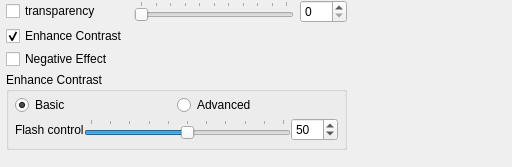
This is src/gui/forms/toolbar_rendertransparencygroup.ui in open-scan-crew/OpenScanTools as Qt 5 draws it before an edit. The edited form follows.
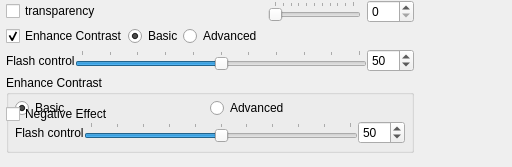
This is the edited form.

Commit message:
Adjust flash control layout (#101) - UI improvement
Changing the UI layout to optimize the position of radio buttons and slider.

```diff
--- a/src/gui/forms/toolbar_rendertransparencygroup.ui
+++ b/src/gui/forms/toolbar_rendertransparencygroup.ui
@@ -136,7 +136,7 @@
      </property>
     </spacer>
    </item>
-   <item row="2" column="0">
+   <item row="3" column="0">
     <widget class="QCheckBox" name="checkBox_negativeEffect">
      <property name="text">
       <string>Negative Effect</string>
@@ -167,14 +167,81 @@
     </widget>
    </item>
    <item row="1" column="0">
-    <widget class="QCheckBox" name="checkBox_enhanceContrast">
-     <property name="text">
-      <string>Enhance Contrast</string>
-     </property>
-     <property name="checked">
-      <bool>true</bool>
-     </property>
-    </widget>
+    <layout class="QHBoxLayout" name="horizontalLayoutEnhance">
+     <item>
+      <widget class="QCheckBox" name="checkBox_enhanceContrast">
+       <property name="text">
+        <string>Enhance Contrast</string>
+       </property>
+       <property name="checked">
+        <bool>true</bool>
+       </property>
+      </widget>
+     </item>
+     <item>
+      <widget class="QRadioButton" name="basicEnhanceContrastRadioButton">
+       <property name="text">
+        <string>Basic</string>
+       </property>
+       <property name="checked">
+        <bool>true</bool>
+       </property>
+      </widget>
+     </item>
+     <item>
+      <widget class="QRadioButton" name="advEnhanceContrastRadioButton">
+       <property name="text">
+        <string>Advanced</string>
+       </property>
+      </widget>
+     </item>
+    </layout>
+   </item>
+   <item row="2" column="0" colspan="3">
+    <layout class="QHBoxLayout" name="horizontalLayoutFlashControl">
+     <item>
+      <widget class="QLabel" name="label_flashControl">
+       <property name="text">
+        <string>Flash control</string>
+       </property>
+      </widget>
+     </item>
+     <item>
+      <widget class="QSlider" name="slider_flashControl">
+       <property name="minimum">
+        <number>0</number>
+       </property>
+       <property name="maximum">
+        <number>100</number>
+       </property>
+       <property name="value">
+        <number>50</number>
+       </property>
+       <property name="orientation">
+        <enum>Qt::Horizontal</enum>
+       </property>
+       <property name="tickPosition">
+        <enum>QSlider::TicksAbove</enum>
+       </property>
+       <property name="tickInterval">
+        <number>10</number>
+       </property>
+      </widget>
+     </item>
+     <item>
+      <widget class="QSpinBox" name="spinBox_flashControl">
+       <property name="minimum">
+        <number>0</number>
+       </property>
+       <property name="maximum">
+        <number>100</number>
+       </property>
+       <property name="value">
+        <number>50</number>
+       </property>
+      </widget>
+     </item>
+    </layout>
    </item>
    <item row="0" column="0">
     <widget class="QCheckBox" name="checkBox_transparency">
```
